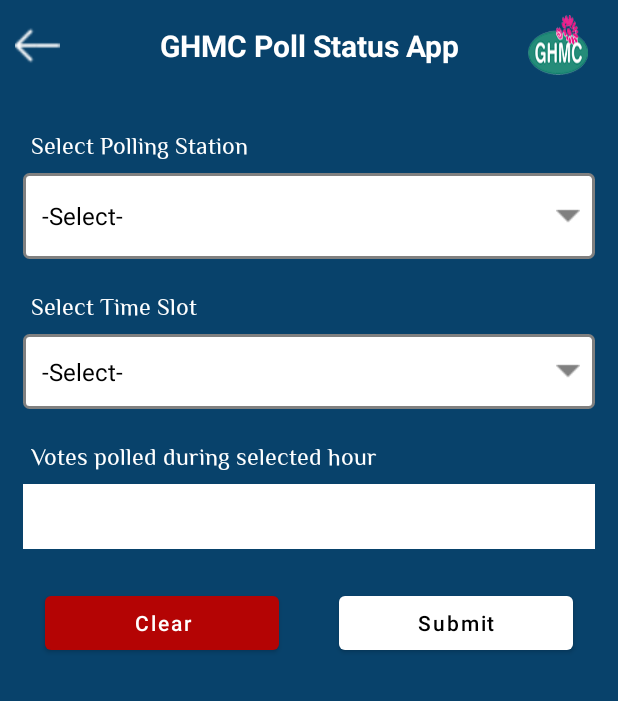
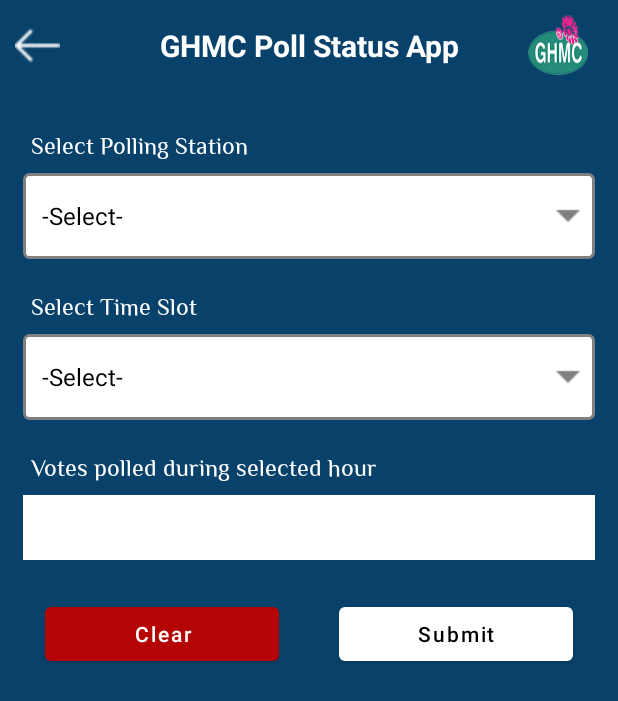
Before and after one commit to DesamNaren/GHMCElectionPolling, an Android app: the PSWiseEntryActivity screen opened directly, with no data from a screen before it, after a tap on "OK", on a phone screen of 412 x 824 dp. Shown: the top 701 px of the screen. Run offline under Robolectric (Android 15) with nearby library versions, the phone set to English and light mode, and no system bars; our stand-ins replace Room's generated code, data binding; pictures from the network do not load; 2 statements that could not run were skipped.

Commit message:
ps entry ui commit

```diff
--- a/app/src/main/res/layout/activity_ps_wise_entry.xml
+++ b/app/src/main/res/layout/activity_ps_wise_entry.xml
@@ -45,9 +45,10 @@
                     <androidx.appcompat.widget.AppCompatSpinner
                         android:id="@+id/sp_polling_station"
                         style="@style/Widget.App.Spinner"
-                        android:spinnerMode="dialog"
                         android:layout_width="match_parent"
                         android:layout_height="wrap_content"
+                        android:minHeight="@dimen/_50dp"
+                        android:spinnerMode="dialog"
                         app:popupTheme="@style/ThemeOverlay.AppCompat.Light"
                         app:theme="@style/ThemeOverlay.AppCompat.Light" />
 
@@ -74,7 +75,8 @@
                         android:id="@+id/sp_time_slot"
                         style="@style/Widget.App.Spinner"
                         android:layout_width="match_parent"
-                        android:layout_height="50dp"
+                        android:layout_height="wrap_content"
+                        android:minHeight="@dimen/_50dp"
                         app:popupTheme="@style/ThemeOverlay.AppCompat.Light"
                         app:theme="@style/ThemeOverlay.AppCompat.Light" />
 
```
